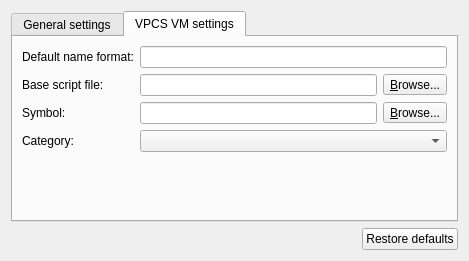
Old version of the form gns3/modules/vpcs/ui/vpcs_preferences_page.ui in the repository GNS3/gns3-gui.
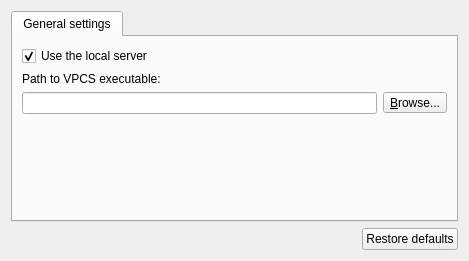
New version of the form. The open tabs and pages were chosen to show the change.

Patch:
```diff
--- a/gns3/modules/vpcs/ui/vpcs_preferences_page.ui
+++ b/gns3/modules/vpcs/ui/vpcs_preferences_page.ui
@@ -83,101 +83,6 @@
        </item>
       </layout>
      </widget>
-     <widget class="QWidget" name="uiVPCSTabWidget">
-      <attribute name="title">
-       <string>VPCS VM settings</string>
-      </attribute>
-      <layout class="QGridLayout" name="gridLayout">
-       <item row="1" column="1">
-        <layout class="QHBoxLayout" name="horizontalLayout_6">
-         <item>
-          <widget class="QLineEdit" name="uiScriptFileEdit">
-           <property name="sizePolicy">
-            <sizepolicy hsizetype="MinimumExpanding" vsizetype="Fixed">
-             <horstretch>0</horstretch>
-             <verstretch>0</verstretch>
-            </sizepolicy>
-           </property>
-          </widget>
-         </item>
-         <item>
-          <widget class="QToolButton" name="uiScriptFileToolButton">
-           <property name="text">
-            <string>&amp;Browse...</string>
-           </property>
-           <property name="toolButtonStyle">
-            <enum>Qt::ToolButtonTextOnly</enum>
-           </property>
-          </widget>
-         </item>
-        </layout>
-       </item>
-       <item row="4" column="0">
-        <widget class="QLabel" name="uiSymbolLabel">
-         <property name="text">
-          <string>Symbol:</string>
-         </property>
-        </widget>
-       </item>
-       <item row="4" column="1">
-        <layout class="QHBoxLayout" name="horizontalLayout_7">
-         <item>
-          <widget class="QLineEdit" name="uiSymbolLineEdit"/>
-         </item>
-         <item>
-          <widget class="QToolButton" name="uiSymbolToolButton">
-           <property name="text">
-            <string>&amp;Browse...</string>
-           </property>
-           <property name="toolButtonStyle">
-            <enum>Qt::ToolButtonTextOnly</enum>
-           </property>
-          </widget>
-         </item>
-        </layout>
-       </item>
-       <item row="5" column="0">
-        <widget class="QLabel" name="uiCategoryLabel">
-         <property name="text">
-          <string>Category:</string>
-         </property>
-        </widget>
-       </item>
-       <item row="5" column="1">
-        <widget class="QComboBox" name="uiCategoryComboBox"/>
-       </item>
-       <item row="6" column="0" colspan="2">
-        <spacer name="verticalSpacer">
-         <property name="orientation">
-          <enum>Qt::Vertical</enum>
-         </property>
-         <property name="sizeHint" stdset="0">
-          <size>
-           <width>20</width>
-           <height>5</height>
-          </size>
-         </property>
-        </spacer>
-       </item>
-       <item row="1" column="0">
-        <widget class="QLabel" name="uiScriptFileLabel">
-         <property name="text">
-          <string>Base script file:</string>
-         </property>
-        </widget>
-       </item>
-       <item row="0" column="0">
-        <widget class="QLabel" name="uiDefaultNameFormatLabel">
-         <property name="text">
-          <string>Default name format:</string>
-         </property>
-        </widget>
-       </item>
-       <item row="0" column="1">
-        <widget class="QLineEdit" name="uiDefaultNameFormatLineEdit"/>
-       </item>
-      </layout>
-     </widget>
     </widget>
    </item>
    <item>
```
